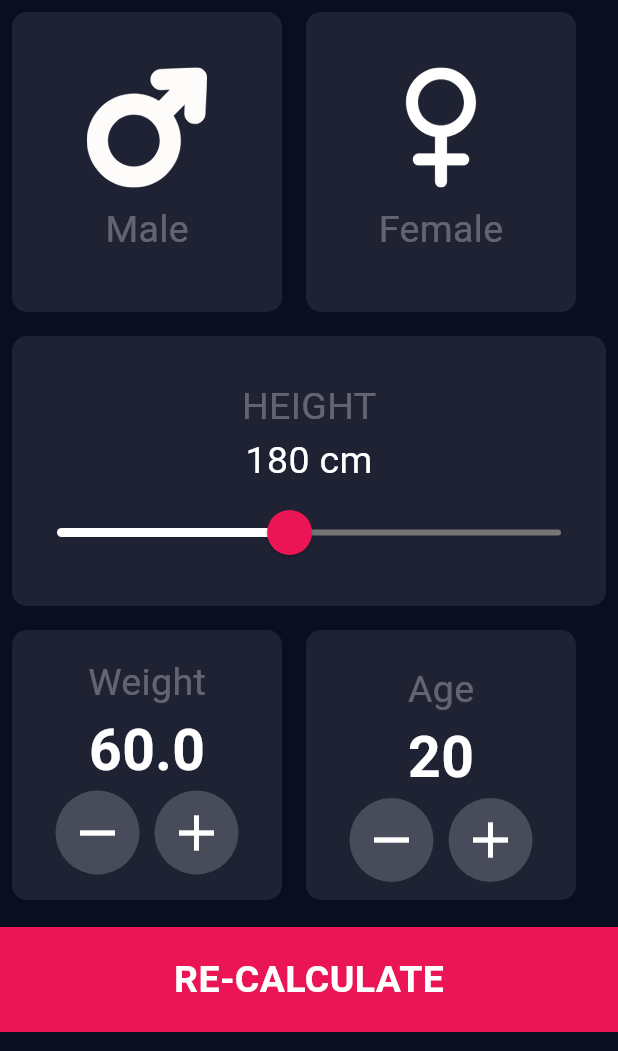
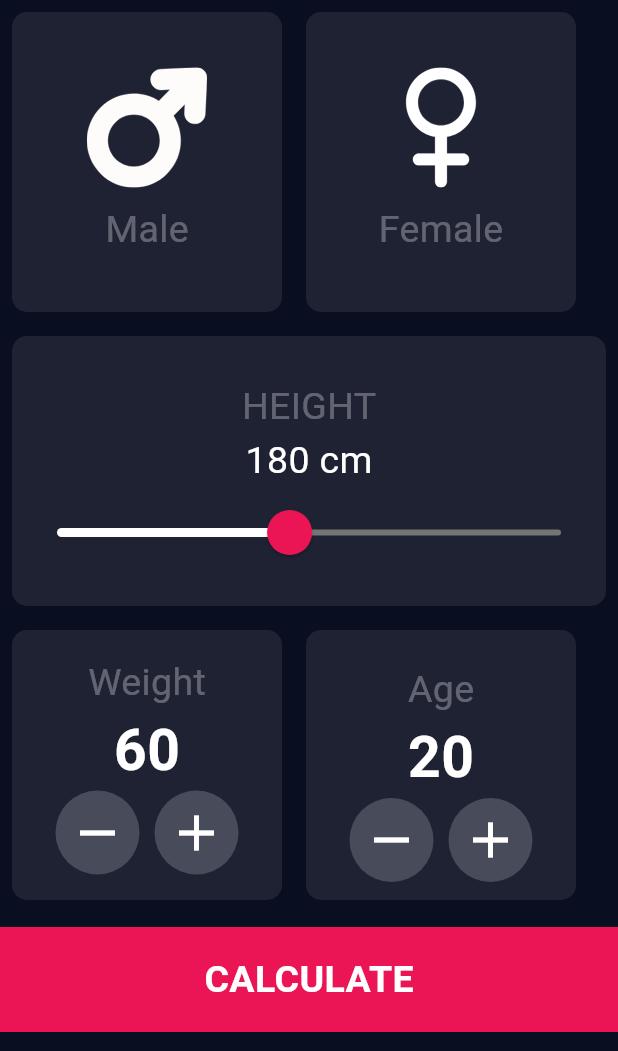
Before and after one commit to a7medjamal/BMI-Calc-App, a Flutter app: the screen it shows after launch, on a phone screen of 412 x 824 dp, the part 84-1135 px from its top. Run offline on Flutter 3.47's test engine with Material 3 defaults, Android fonts, the phone set to English and light mode, and no system bars; our stand-ins replace flutter_svg.

Commit message:
fix UI issues

```diff
--- a/lib/home_view.dart
+++ b/lib/home_view.dart
@@ -182,7 +182,7 @@ class _HomeViewState extends State<HomeView> {
                         ),
                       ),
                       Text(
-                        widget.weight.toString(),
+                        '${widget.weight.toInt()}',
                         style: TextStyle(
                           color: Colors.white,
                           fontSize: 38,
@@ -335,7 +335,7 @@ class _HomeViewState extends State<HomeView> {
               margin: const EdgeInsets.only(top: 10),
               child: const Center(
                 child: Text(
-                  'RE-CALCULATE',
+                  'CALCULATE',
                   style: TextStyle(
                     fontSize: 25,
                     fontWeight: FontWeight.bold,
```
